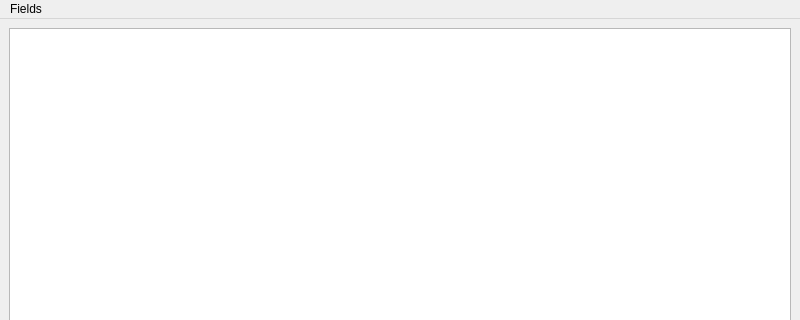
Above: Source/Tome/Fields/fielddefinitionswindow.ui from npruehs/tome-editor before the change; both pictures show x 0 to 800 and y 0 to 320 of the 800 by 600 pixel window. Below: the same form after it.
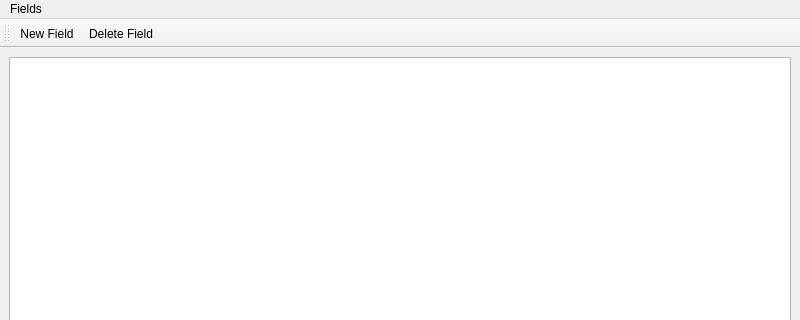
That is the form after the change. Icons and pictures are not drawn.

Commit message: ADDED: Main Window - Toolbar, icons and shortcuts for all actions.

```diff
--- a/Source/Tome/Fields/fielddefinitionswindow.ui
+++ b/Source/Tome/Fields/fielddefinitionswindow.ui
@@ -70,6 +70,19 @@
    <addaction name="menuFields"/>
   </widget>
   <widget class="QStatusBar" name="statusbar"/>
+  <widget class="QToolBar" name="toolBar">
+   <property name="windowTitle">
+    <string>toolBar</string>
+   </property>
+   <attribute name="toolBarArea">
+    <enum>TopToolBarArea</enum>
+   </attribute>
+   <attribute name="toolBarBreak">
+    <bool>false</bool>
+   </attribute>
+   <addaction name="actionNew_Field"/>
+   <addaction name="actionDelete_Field"/>
+  </widget>
   <action name="actionNew_Field">
    <property name="text">
     <string>New Field...</string>
```
Left out of the diff: 19 changed lines with no effect on the pictures. The commit also changes 9 other files.
